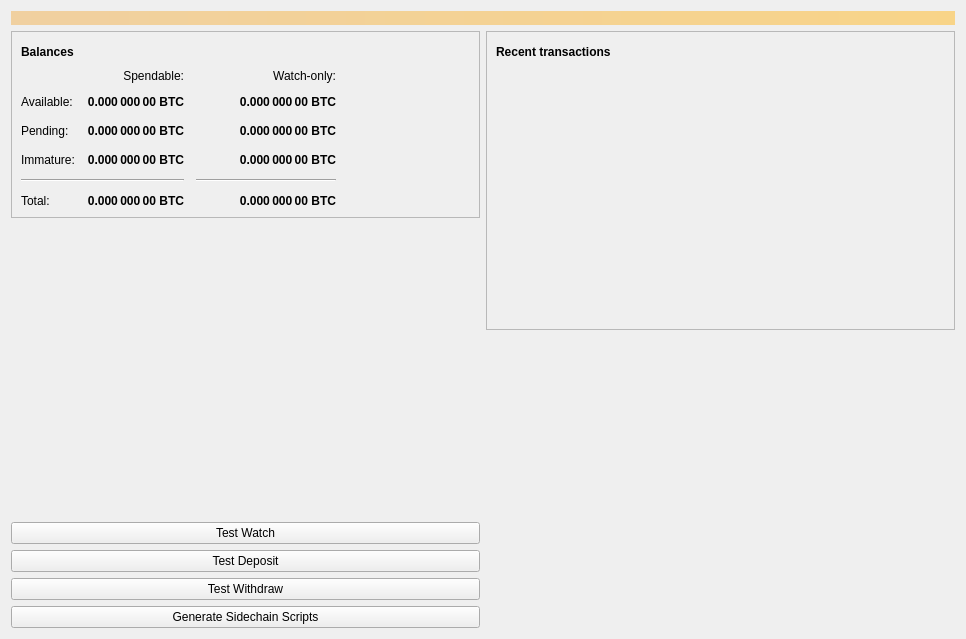
The window that src/qt/forms/overviewpage.ui (Drivechain-Version-4/bitcoin) describes before a commit, drawn with Qt 5.
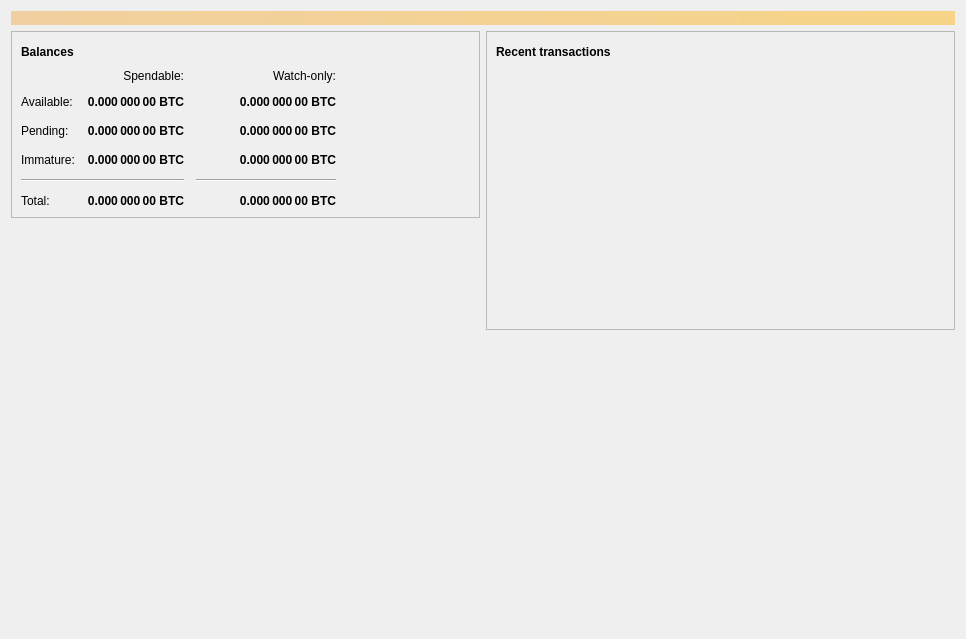
The same window after the commit. Icons and pictures are not drawn.

Commit message: Add most of updated SCDB and deposit dialog

The edit to the form file:
```diff
--- a/src/qt/forms/overviewpage.ui
+++ b/src/qt/forms/overviewpage.ui
@@ -419,34 +419,6 @@
          </property>
         </spacer>
        </item>
-       <item>
-        <widget class="QPushButton" name="pushButtonTestWatch">
-         <property name="text">
-          <string>Test Watch</string>
-         </property>
-        </widget>
-       </item>
-       <item>
-        <widget class="QPushButton" name="pushButtonTestDeposit">
-         <property name="text">
-          <string>Test Deposit</string>
-         </property>
-        </widget>
-       </item>
-       <item>
-        <widget class="QPushButton" name="pushButtonTestWithdraw">
-         <property name="text">
-          <string>Test Withdraw</string>
-         </property>
-        </widget>
-       </item>
-       <item>
-        <widget class="QPushButton" name="pushButtonGenerateScripts">
-         <property name="text">
-          <string>Generate Sidechain Scripts</string>
-         </property>
-        </widget>
-       </item>
       </layout>
      </item>
      <item>
```
The commit also changes 19 other files.
